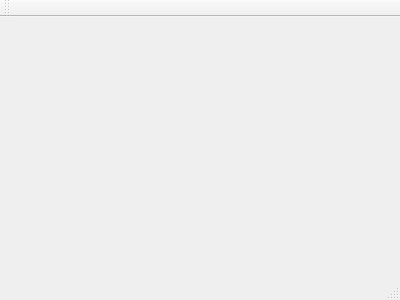
The window that mainwindow.ui (follower/crustation) describes before a commit, drawn with Qt 5.
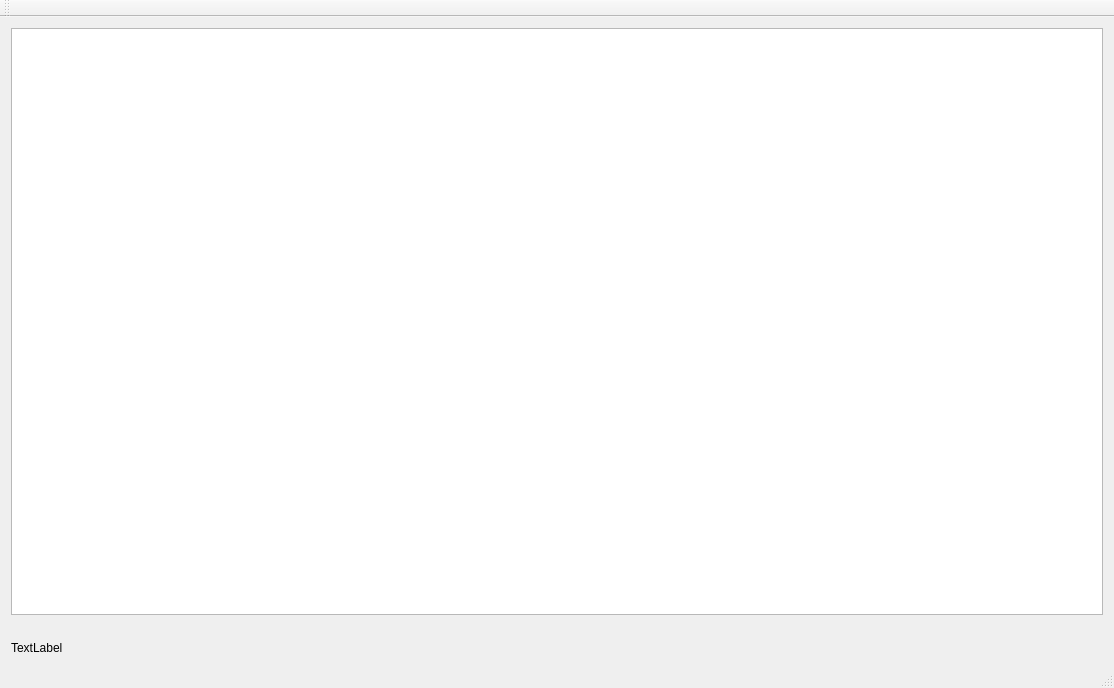
The same window after the commit.

```diff
--- a/mainwindow.ui
+++ b/mainwindow.ui
@@ -1,24 +1,74 @@
 <ui version="4.0">
  <class>MainWindow</class>
- <widget class="QMainWindow" name="MainWindow" >
-  <property name="geometry" >
+ <widget class="QMainWindow" name="MainWindow">
+  <property name="geometry">
    <rect>
     <x>0</x>
     <y>0</y>
-    <width>400</width>
-    <height>300</height>
+    <width>1114</width>
+    <height>688</height>
    </rect>
   </property>
   <property name="windowTitle" >
    <string>MainWindow</string>
   </property>
-  <widget class="QMenuBar" name="menuBar" />
-  <widget class="QToolBar" name="mainToolBar" />
-  <widget class="QWidget" name="centralWidget" />
-  <widget class="QStatusBar" name="statusBar" />
+  <widget class="QWidget" name="centralWidget">
+   <layout class="QVBoxLayout" name="verticalLayout">
+    <item>
+     <widget class="QTreeView" name="treeView">
+      <property name="minimumSize">
+       <size>
+        <width>0</width>
+        <height>250</height>
+       </size>
+      </property>
+      <property name="styleSheet">
+       <string notr="true">QTreeView {
+	font-family: &quot;Courier&quot;;
+}</string>
+      </property>
+      <property name="editTriggers">
+       <set>QAbstractItemView::NoEditTriggers</set>
+      </property>
+     </widget>
+    </item>
+    <item>
+     <widget class="QLabel" name="label">
+      <property name="text">
+       <string> </string>
+      </property>
+     </widget>
+    </item>
+    <item>
+     <widget class="QLabel" name="label_2">
+      <property name="text">
+       <string>TextLabel</string>
+      </property>
+     </widget>
+    </item>
+   </layout>
+  </widget>
+  <widget class="QMenuBar" name="menuBar">
+   <property name="geometry">
+    <rect>
+     <x>0</x>
+     <y>0</y>
+     <width>1114</width>
+     <height>22</height>
+    </rect>
+   </property>
+  </widget>
+  <widget class="QToolBar" name="mainToolBar">
+   <attribute name="toolBarArea">
+    <enum>TopToolBarArea</enum>
+   </attribute>
+   <attribute name="toolBarBreak">
+    <bool>false</bool>
+   </attribute>
+  </widget>
+  <widget class="QStatusBar" name="statusBar"/>
  </widget>
- <layoutDefault spacing="6" margin="11" />
- <pixmapfunction></pixmapfunction>
+ <layoutdefault spacing="6" margin="11"/>
  <resources/>
  <connections/>
 </ui>
```
Left out of the diff: 5 changed lines with no effect on the pictures.
